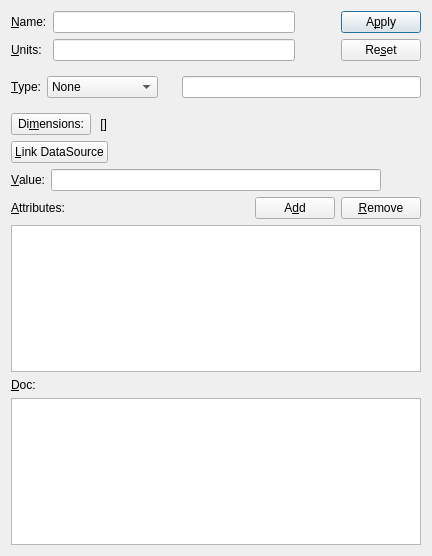
This is ndtsconfigtool/ui/fielddlg.ui in jkotan/nexdatas.configtool as Qt 5 draws it before an edit. The edited form follows.
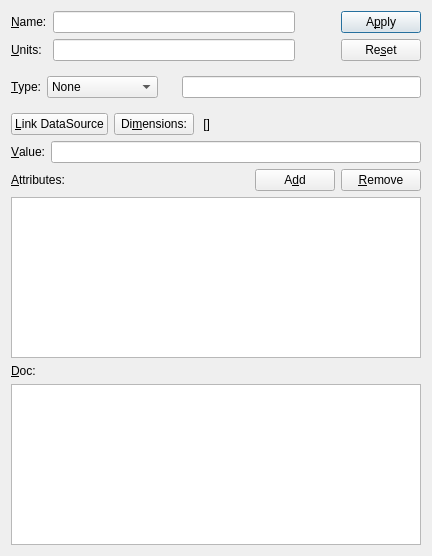
This is the edited form.

What changed in the file:
```diff
--- a/ndtsconfigtool/ui/fielddlg.ui
+++ b/ndtsconfigtool/ui/fielddlg.ui
@@ -243,6 +243,13 @@
      </item>
      <item>
       <layout class="QHBoxLayout" name="horizontalLayout_4">
+       <item>
+        <widget class="QPushButton" name="linkDSPushButton">
+         <property name="text">
+          <string>&amp;Link DataSource</string>
+         </property>
+        </widget>
+       </item>
        <item>
         <widget class="QPushButton" name="dimPushButton">
          <property name="sizePolicy">
@@ -278,30 +285,6 @@
        </item>
       </layout>
      </item>
-     <item>
-      <layout class="QHBoxLayout" name="horizontalLayout_8">
-       <item>
-        <widget class="QPushButton" name="linkDSPushButton">
-         <property name="text">
-          <string>&amp;Link DataSource</string>
-         </property>
-        </widget>
-       </item>
-       <item>
-        <spacer name="horizontalSpacer_4">
-         <property name="orientation">
-          <enum>Qt::Horizontal</enum>
-         </property>
-         <property name="sizeHint" stdset="0">
-          <size>
-           <width>40</width>
-           <height>20</height>
-          </size>
-         </property>
-        </spacer>
-       </item>
-      </layout>
-     </item>
      <item>
       <layout class="QHBoxLayout" name="horizontalLayout">
        <item>
@@ -317,22 +300,6 @@
        <item>
         <widget class="QLineEdit" name="valueLineEdit"/>
        </item>
-       <item>
-        <spacer name="horizontalSpacer_2">
-         <property name="orientation">
-          <enum>Qt::Horizontal</enum>
-         </property>
-         <property name="sizeType">
-          <enum>QSizePolicy::Maximum</enum>
-         </property>
-         <property name="sizeHint" stdset="0">
-          <size>
-           <width>40</width>
-           <height>20</height>
-          </size>
-         </property>
-        </spacer>
-       </item>
       </layout>
      </item>
      <item>
```
Left out of the diff: 2 changed lines with no effect on the pictures.
